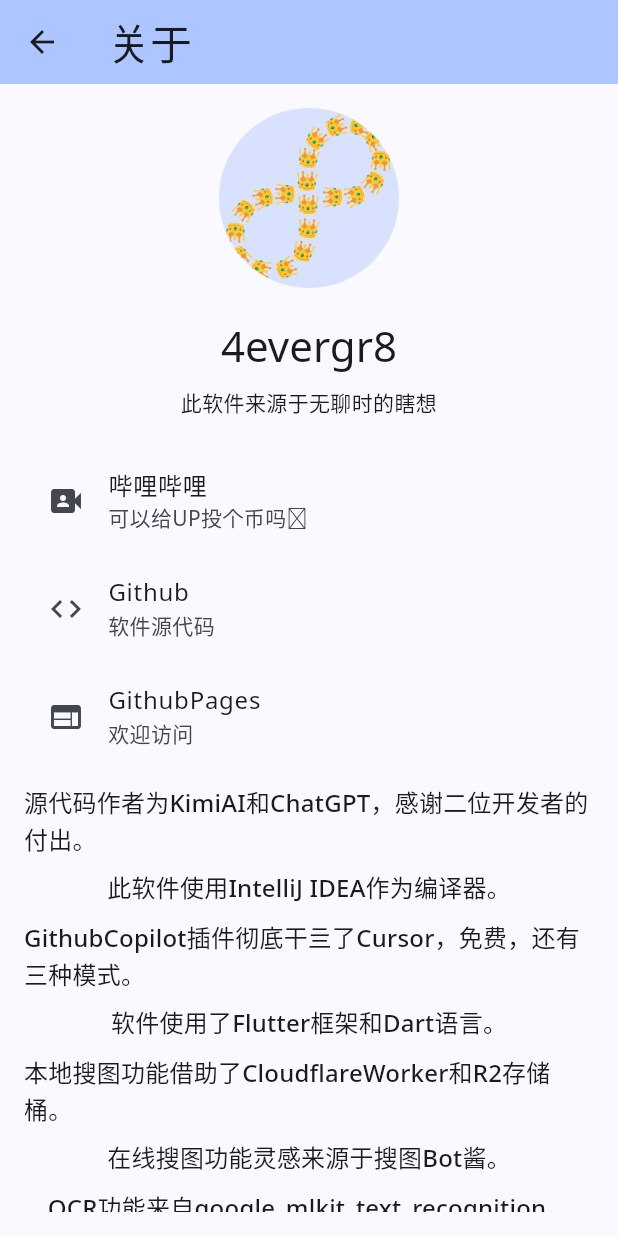
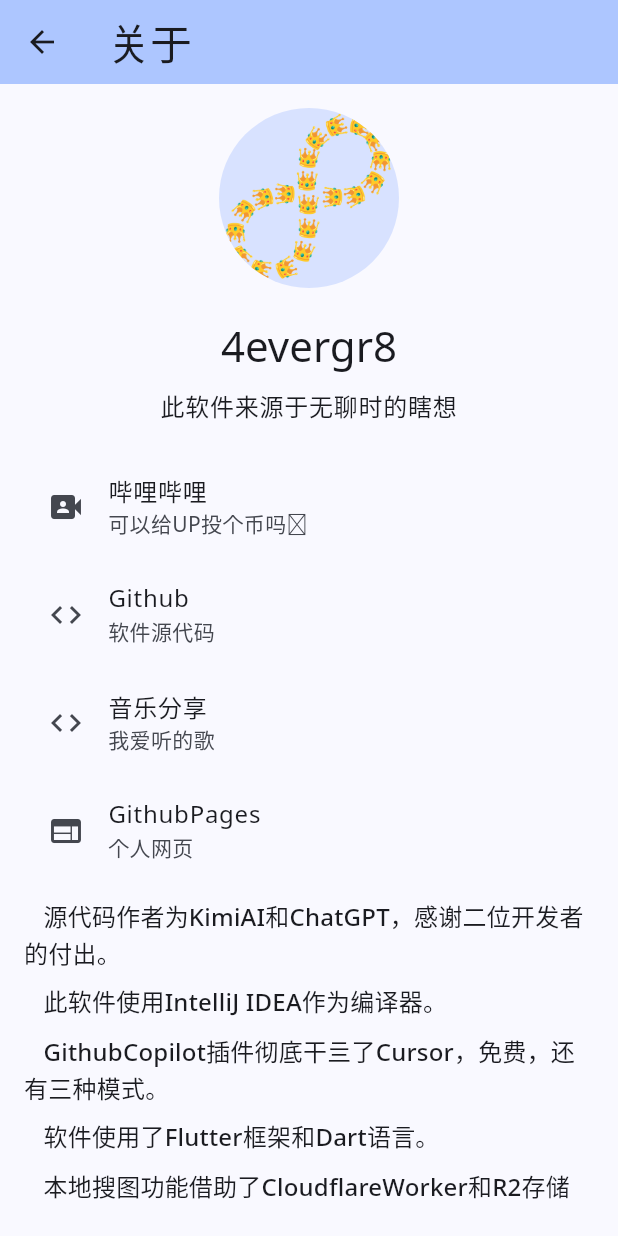
Before and after one commit to 4evergr8/atoolbox, a Flutter app: the AboutPage screen opened directly, on a phone screen of 412 x 824 dp. Run offline on Flutter 3.47's test engine with Material 3 defaults, Android fonts, the phone set to English and light mode, and no system bars; our stand-ins replace google_fonts, image_picker, share_plus, shared_preferences; missing offline and left inert: google_mlkit_language_id, google_mlkit_text_recognition, google_mlkit_translation, json2yaml, network_info_plus, share_handler_platform_interface; accounts and stored records are empty.

Commit message:
Update about_page.dart

```diff
--- a/lib/views/about_page.dart
+++ b/lib/views/about_page.dart
@@ -23,7 +23,7 @@ class AboutPage extends StatelessWidget {
                 backgroundImage: const AssetImage('assets/profile.png'),
               ),
               const SizedBox(height: 20),
-              // 开发者名称
+
               Text(
                 '4evergr8',
                 style: Theme.of(context).textTheme.headlineMedium,
@@ -33,7 +33,7 @@ class AboutPage extends StatelessWidget {
               Text(
                 '此软件来源于无聊时的瞎想',
                 textAlign: TextAlign.center,
-                style: Theme.of(context).textTheme.bodyMedium,
+                style: Theme.of(context).textTheme.bodyLarge,
               ),
               const SizedBox(height: 20),
 
@@ -61,9 +61,20 @@ class AboutPage extends StatelessWidget {
                 },
               ),
               ListTile(
+                leading: const Icon(Icons.code),
+                title: const Text('音乐分享'),
+                subtitle: const Text('我爱听的歌'),
+                onTap: () {
+                  launchUrl(
+                    Uri.parse('https://github.com/4evergr8/Music'),
+                    mode: LaunchMode.externalApplication,
+                  );
+                },
+              ),
+              ListTile(
                 leading: const Icon(Icons.web),
                 title: const Text('GithubPages'),
-                subtitle: const Text('欢迎访问'),
+                subtitle: const Text('个人网页'),
                 onTap: () {
                   launchUrl(
                     Uri.parse('https://4evergr8.github.io'),
@@ -73,49 +84,55 @@ class AboutPage extends StatelessWidget {
               ),
               const SizedBox(height: 8), // 添加段落间距
               Column(
+                crossAxisAlignment: CrossAxisAlignment.start, // 设置为左对齐
                 children: [
                   Text(
-                    '源代码作者为KimiAI和ChatGPT，感谢二位开发者的付出。',
+                    '   源代码作者为KimiAI和ChatGPT，感谢二位开发者的付出。',
                     style: Theme.of(context).textTheme.titleMedium,
                   ),
                   const SizedBox(height: 8), // 添加段落间距
                   Text(
-                    '此软件使用IntelliJ IDEA作为编译器。',
+                    '   此软件使用IntelliJ IDEA作为编译器。',
                     style: Theme.of(context).textTheme.titleMedium,
                   ),
                   const SizedBox(height: 8), // 添加段落间距
                   Text(
-                    'GithubCopilot插件彻底干亖了Cursor，免费，还有三种模式。',
+                    '   GithubCopilot插件彻底干亖了Cursor，免费，还有三种模式。',
                     style: Theme.of(context).textTheme.titleMedium,
                   ),
                   const SizedBox(height: 8), // 添加段落间距
                   Text(
-                    '软件使用了Flutter框架和Dart语言。',
+                    '   软件使用了Flutter框架和Dart语言。',
                     style: Theme.of(context).textTheme.titleMedium,
                   ),
                   const SizedBox(height: 8), // 添加段落间距
                   Text(
-                    '本地搜图功能借助了CloudflareWorker和R2存储桶。',
+                    '   本地搜图功能借助了CloudflareWorker和R2存储桶。',
                     style: Theme.of(context).textTheme.titleMedium,
                   ),
                   const SizedBox(height: 8), // 添加段落间距
                   Text(
-                    '在线搜图功能灵感来源于搜图Bot酱。',
+                    '   在线搜图功能灵感来源于搜图Bot酱。',
                     style: Theme.of(context).textTheme.titleMedium,
                   ),
                   const SizedBox(height: 8), // 添加段落间距
                   Text(
-                    'OCR功能来自google_mlkit_text_recognition。',
+                    '   OCR功能来自google_mlkit_text_recognition。',
                     style: Theme.of(context).textTheme.titleMedium,
                   ),
                   const SizedBox(height: 8), // 添加段落间距
                   Text(
-                    '语言检测功能来自google_mlkit_language_id。',
+                    '   语言检测功能来自google_mlkit_language_id。',
                     style: Theme.of(context).textTheme.titleMedium,
                   ),
                   const SizedBox(height: 8), // 添加段落间距
                   Text(
-                    '离线翻译功能来自google_mlkit_translation。',
+                    '   离线翻译功能来自google_mlkit_translation。',
+                    style: Theme.of(context).textTheme.titleMedium,
+                  ),
+                  const SizedBox(height: 8), // 添加段落间距
+                  Text(
+                    '   软件图标和我的头像均使用GoogleEmojiKitchen制作。',
                     style: Theme.of(context).textTheme.titleMedium,
                   ),
                 ],
```
